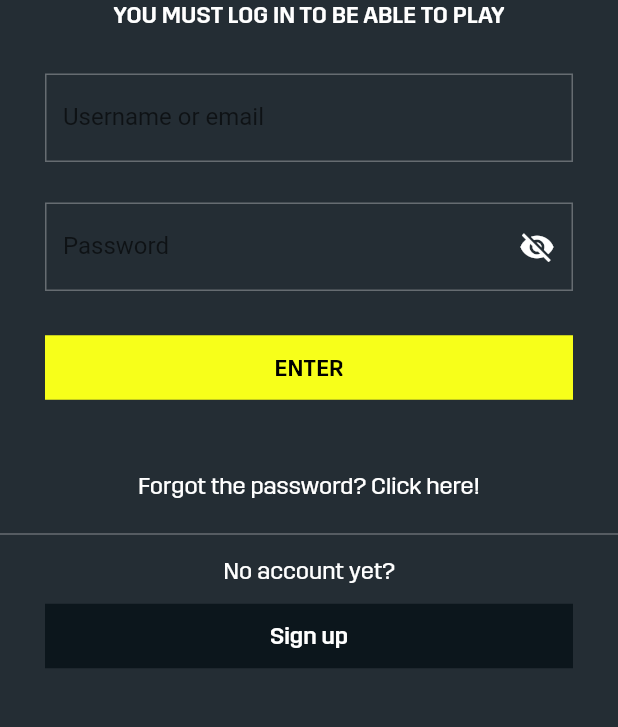
After one commit to marcoredz/daznfun_app_draft, a Flutter app: the screen it shows after launch, on a phone screen of 412 x 824 dp, the part 225-952 px from its top. The commit adds this screen. Run offline on Flutter 3.47's test engine with Material 2 defaults, Android fonts, the phone set to English and light mode, and no system bars; our stand-ins replace shared_preferences.

Commit message:
home route dev start

```diff
--- a/lib/apptheme.dart
+++ b/lib/apptheme.dart
@@ -1,5 +1,4 @@
 import 'package:flutter/material.dart';
-import 'package:font_awesome_flutter/font_awesome_flutter.dart';
 
 /* DAZN Color Pattern */
 class DaznCP {
@@ -7,6 +6,7 @@ class DaznCP {
   static const Color loginGray = Color(0xFF666C71);
   static const Color accent = Color(0xFFf7ff1a);
   static const Color secondary = Color(0xFF0c161c);
+  static const Color mainBackground = Color(0xFF081014);
 }
 
 class DaznTheme {
@@ -51,14 +51,14 @@ class DaznTheme {
 
   static ThemeData theme() {
     return ThemeData(
-      brightness: Brightness.dark,
       appBarTheme: AppBarTheme(
         foregroundColor: Colors.white,
         backgroundColor: Colors.grey[900],
       ),
+      scaffoldBackgroundColor: DaznCP.mainBackground,
       floatingActionButtonTheme: const FloatingActionButtonThemeData(
-        foregroundColor: Colors.white,
-        backgroundColor: Colors.green,
+        foregroundColor: Colors.black,
+        backgroundColor: DaznCP.accent,
       ),
       bottomNavigationBarTheme: const BottomNavigationBarThemeData(
         selectedItemColor: Colors.green,
--- a/lib/main.dart
+++ b/lib/main.dart
@@ -1,9 +1,8 @@
 import 'package:daznfun_app_draft/apptheme.dart';
-import 'package:daznfun_app_draft/login_page.dart';
+import 'package:daznfun_app_draft/routes/home_route.dart';
+import 'package:daznfun_app_draft/routes/login_route.dart';
 import 'package:flutter/material.dart';
 import 'package:shared_preferences/shared_preferences.dart';
-
-import 'homepage.dart';
 
 void main() {
   runApp(const MyApp());
@@ -31,7 +30,7 @@ class _MyAppState extends State<MyApp> {
     return MaterialApp(
       title: 'DAZN FUN',
       theme: DaznTheme.theme(),
-      home: _isSigned ? const MyHomePage() : const LoginPage(),
+      home: _isSigned ? const HomeRoute() : const LoginScreen(),
     );
   }
 }
--- /dev/null
+++ b/lib/routes/login_route.dart
@@ -0,0 +1,146 @@
+import 'package:daznfun_app_draft/apptheme.dart';
+import 'package:daznfun_app_draft/routes/home_route.dart';
+import 'package:flutter/material.dart';
+import 'package:shared_preferences/shared_preferences.dart';
+
+class LoginScreen extends StatefulWidget {
+  const LoginScreen({Key? key}) : super(key: key);
+
+  @override
+  _LoginScreenState createState() => _LoginScreenState();
+}
+
+class _LoginScreenState extends State<LoginScreen> {
+  final theme = DaznTheme.theme();
+  final GlobalKey<FormState> _loginFormKey = GlobalKey<FormState>();
+  bool _passwordVisible = false;
+  AutovalidateMode _autovalidateMode = AutovalidateMode.disabled;
+  TextEditingController usernameCtrl = TextEditingController();
+  TextEditingController passwordCtrl = TextEditingController();
+
+  @override
+  Widget build(BuildContext context) {
+    return SafeArea(
+      child: Material(
+        child: Container(
+          decoration: const BoxDecoration(color: DaznCP.loginBgColor),
+          child: Column(
+            children: [
+              Image.asset(
+                'assets/images/logo_claim.png',
+                color: Colors.white,
+                width: 150,
+                height: 150,
+              ),
+              Text(
+                "YOU MUST LOG IN TO BE ABLE TO PLAY",
+                style: theme.textTheme.headline3,
+              ),
+              _buildLoginForm(),
+              const SizedBox(height: 15),
+              Text(
+                "Forgot the password? Click here!",
+                style: theme.textTheme.bodyText1,
+              ),
+              const SizedBox(height: 15),
+              const Divider(
+                thickness: 1,
+                color: DaznCP.loginGray,
+              ),
+              const SizedBox(height: 7),
+              Text(
+                "No account yet?",
+                style: theme.textTheme.bodyText1,
+              ),
+              const SizedBox(height: 10),
+              Padding(
+                padding: const EdgeInsets.symmetric(horizontal: 30),
+                child: Row(
+                  children: [
+                    Expanded(
+                      child: TextButton(
+                        onPressed: () {},
+                        style: ButtonStyle(
+                            backgroundColor: MaterialStateProperty.all<Color>(DaznCP.secondary),
+                            foregroundColor: MaterialStateProperty.all<Color>(Colors.white)),
+                        child: const Text(
+                          "Sign up",
+                        ),
+                      ),
+                    ),
+                  ],
+                ),
+              ),
+            ],
+          ),
+        ),
+      ),
+    );
+  }
+
+  Widget _buildLoginForm() {
+    return Padding(
+      padding: const EdgeInsets.all(30.0),
+      child: Form(
+        key: _loginFormKey,
+        autovalidateMode: _autovalidateMode,
+        child: Column(
+          children: [
+            TextFormField(
+              controller: usernameCtrl,
+              validator: (value) {
+                if (value == null || value.isEmpty) {
+                  return 'Username or email are requested';
+                }
+              },
+              decoration: const InputDecoration(labelText: "Username or email"),
+            ),
+            const SizedBox(height: 27),
+            TextFormField(
+              controller: passwordCtrl,
+              obscureText: !_passwordVisible,
+              onChanged: (value) {
+                if (value.isEmpty) {
+                  setState(() => _autovalidateMode = AutovalidateMode.onUserInteraction);
+                }
+              },
+              validator: (value) {
+                if (value == null || value.isEmpty) {
+                  return 'Password is requested';
+                }
+              },
+              decoration: InputDecoration(
+                labelText: "Password",
+                suffixIcon: IconButton(
+                  icon: Icon(
+                    _passwordVisible ? Icons.visibility : Icons.visibility_off,
+                    color: Colors.white,
+                  ),
+                  onPressed: () => setState(() => _passwordVisible = !_passwordVisible),
+                ),
+              ),
+            ),
+            const SizedBox(height: 27),
+            Row(
+              children: [
+                Expanded(
+                  child: TextButton(
+                    onPressed: () async {
+                      SharedPreferences prefs = await SharedPreferences.getInstance();
+                      prefs.setBool('issigned', true);
+                      Navigator.push(
+                          context, MaterialPageRoute(builder: (context) => const HomeRoute()));
+                    },
+                    child: const Text(
+                      "ENTER",
+                    ),
+                  ),
+                ),
+              ],
+            ),
+          ],
+        ),
+      ),
+    );
+  }
+}
```
Also changed, not shown: lib/homepage.dart (deleted, +0 -17 lines), lib/login_page.dart (deleted, +0 -135 lines), lib/routes/home_route.dart (added, +26 -0 lines), lib/widgets/header.dart (added, +41 -0 lines).
